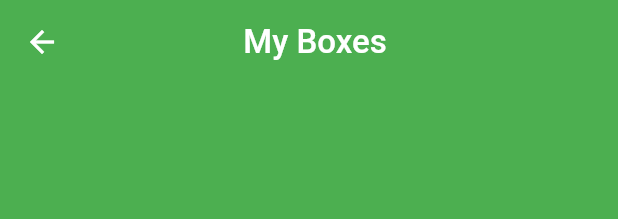
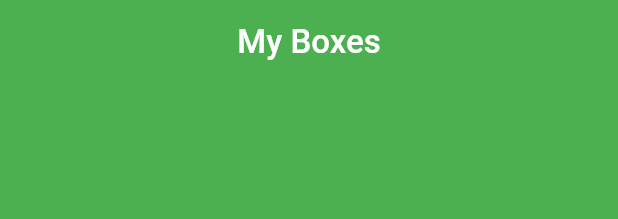
Before and after one commit to SivaranjanVithushan/Vox_Box, a Flutter app: the CustomAppBar widget shown alone on an empty page, opened directly, on a phone screen of 412 x 824 dp. Shown: the top 219 px of the screen. Run offline on Flutter 3.47's test engine with Material 3 defaults, Android fonts, the phone set to English and light mode, and no system bars; our stand-ins replace firebase_auth, firebase_core, firebase_database, flutter_riverpod, flutter_svg, google_fonts and 1 more; accounts and stored records are empty.

Commit message:
refactor: Update CustomAppBar to center title and change foreground color

```diff
--- a/lib/modules/shared_widget/top_app_bar.dart
+++ b/lib/modules/shared_widget/top_app_bar.dart
@@ -17,27 +17,26 @@ class CustomAppBar extends StatelessWidget implements PreferredSizeWidget {
   @override
   Widget build(BuildContext context) {
     return AppBar(
+      centerTitle: true,
+      foregroundColor: secondarybackground,
       backgroundColor: Colors.green,
-      leading: IconButton(
-        icon: Icon(Icons.arrow_back, color: secondarybackground),
-        onPressed: onLeftArrowPressed,
-      ),
-      title: Center(
-        child: Text(
+      title: Text(
         title,
         style: Theme.of(context)
             .textTheme
             .titleLarge!
             .copyWith(color: secondarybackground),
       ),
-      ),
       actions: [
-        IconButton(
+        Visibility(
+          visible: onRightArrowPressed != null,
+          child: IconButton(
             icon: Icon(
               Icons.arrow_forward,
-            color: Colors.transparent,
+              color: secondarybackground,
             ),
             onPressed: onRightArrowPressed,
+          ),
         ),
       ],
     );
```
Lines whose indentation alone changed are shown as unchanged.
